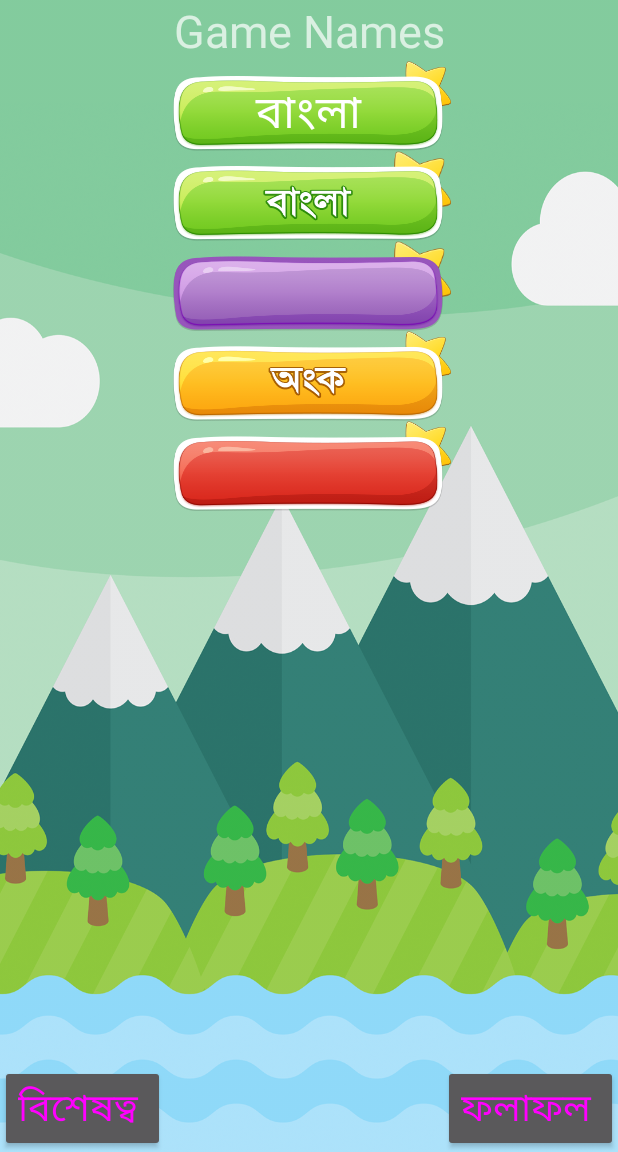
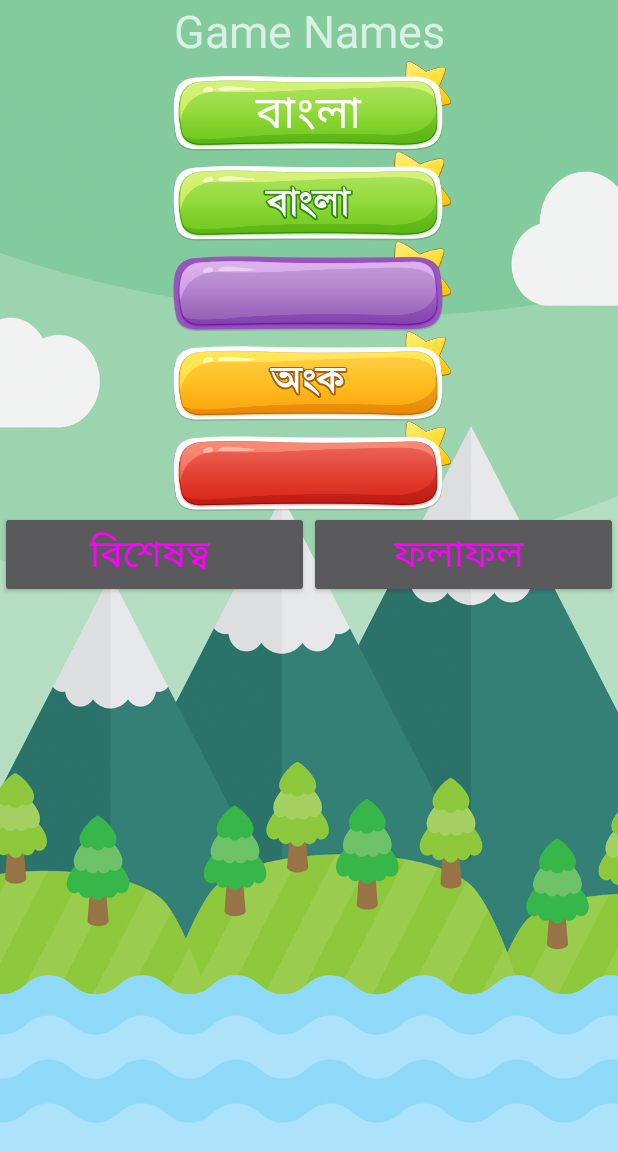
Before and after one commit to nayan5565/KidsGameApp, an Android app: the screen it shows after launch (MainActivity), on a phone screen of 412 x 824 dp, the part 84-1236 px from its top. Run offline under Robolectric (Android 15) with nearby library versions, the phone set to English and light mode, and no system bars; our stand-ins replace AdMob; libraries missing offline, so code that uses them is left out: com.loopj.android, cz.msebera.android, net.sqlcipher.database; 14 statements that could not run were skipped.

Commit message:
non functional implement

```diff
--- a/app/src/main/java/com/example/nayan/kidsgame/activity/MainActivity.java
+++ b/app/src/main/java/com/example/nayan/kidsgame/activity/MainActivity.java
@@ -17,6 +17,7 @@ import android.view.Window;
 import android.view.animation.Animation;
 import android.widget.Button;
 import android.widget.TextView;
+import android.widget.Toast;
 
 import com.example.nayan.kidsgame.R;
 import com.example.nayan.kidsgame.model.MContents;
@@ -53,6 +54,8 @@ public class MainActivity extends AppCompatActivity implements View.OnClickListe
     private Tracker tracker;
     //    private RecyclerView recyclerView;
     private String image;
+    private static String B_URL=Global.BASE_URL;
+    private static String ALTER_URL="";
     private Gson gson;
 
     @Override
@@ -172,9 +175,12 @@ public class MainActivity extends AppCompatActivity implements View.OnClickListe
     }
 
     private void getOnlineData() {
-
+        if (!Utils.isInternetOn(this)){
+            Toast.makeText(this,"lost internet connection",Toast.LENGTH_SHORT).show();
+            return;
+        }
         AsyncHttpClient client = new AsyncHttpClient();
-        client.post(Global.API_LEVELS, new JsonHttpResponseHandler() {
+        client.post(B_URL+Global.API_LEVELS, new JsonHttpResponseHandler() {
                     @Override
                     public void onSuccess(int statusCode, Header[] headers, JSONObject response) {
                         super.onSuccess(statusCode, headers, response);
@@ -237,6 +243,8 @@ public class MainActivity extends AppCompatActivity implements View.OnClickListe
                     @Override
                     public void onFailure(int statusCode, Header[] headers, String responseString, Throwable throwable) {
                         super.onFailure(statusCode, headers, responseString, throwable);
+                        B_URL=ALTER_URL;
+                        getOnlineData();
                         Log.e("json", "onfailer :" + responseString);
                     }
                 }
@@ -264,8 +272,14 @@ public class MainActivity extends AppCompatActivity implements View.OnClickListe
     }
 
     private void getOnlineContentsData() {
+        if (!Utils.isInternetOn(this)){
+            Toast.makeText(this,"lost internet connection",Toast.LENGTH_SHORT).show();
+            return;
+        }
+
         AsyncHttpClient httpClient = new AsyncHttpClient();
-        httpClient.post(Global.API_CONTENTS, new JsonHttpResponseHandler() {
+
+        httpClient.post(B_URL+Global.API_CONTENTS, new JsonHttpResponseHandler() {
             @Override
             public void onSuccess(int statusCode, Header[] headers, JSONObject response) {
                 super.onSuccess(statusCode, headers, response);
@@ -296,8 +310,18 @@ public class MainActivity extends AppCompatActivity implements View.OnClickListe
                 }
                 saveContentsToDb();
             }
+
+            @Override
+            public void onFailure(int statusCode, Header[] headers, String responseString, Throwable throwable) {
+                super.onFailure(statusCode, headers, responseString, throwable);
+                B_URL=ALTER_URL;
+                getOnlineContentsData();
+            }
         });
     }
+    // it will help to know phone is connected to internet or not
+    // in this case ACCESS_NETWORK_STATE is needed as permission
+
 
     private void saveLevelToDb() {
         Log.e("SAVE", "Level size:" + Utils.levels.size());
--- a/app/src/main/java/com/example/nayan/kidsgame/utils/Global.java
+++ b/app/src/main/java/com/example/nayan/kidsgame/utils/Global.java
@@ -5,7 +5,8 @@ package com.example.nayan.kidsgame.utils;
  */
 public class Global {
     public static int INDEX_POSISION;
-    public static final String API_LEVELS="http://www.radhooni.com/content/match_game/v1/levels.php";
-    public static final String API_CONTENTS="http://www.radhooni.com/content/match_game/v1/contents.php";
+    public static final String API_LEVELS="content/match_game/v1/levels.php";
+    public static final String API_CONTENTS="content/match_game/v1/contents.php";
     public static final String API_MATH="http://step2code.com/educare/api/test";
+    public static final String BASE_URL="http://www.radhooni.com/";
 }
--- a/app/src/main/java/com/example/nayan/kidsgame/utils/Utils.java
+++ b/app/src/main/java/com/example/nayan/kidsgame/utils/Utils.java
@@ -4,6 +4,8 @@ import android.animation.ObjectAnimator;
 import android.animation.ValueAnimator;
 import android.content.Context;
 import android.media.MediaPlayer;
+import android.net.ConnectivityManager;
+import android.net.NetworkInfo;
 import android.util.Log;
 import android.view.View;
 
@@ -56,6 +58,13 @@ public class Utils {
 
         return num;
     }
+    public static String databasePassKey(String emailName, String deviceId){
+        String firstChOfEmail=emailName.substring(0,1);
+        String lastChOfEmail=emailName.substring(emailName.indexOf("@")-1,emailName.indexOf("@"));
+        String firstNumOfDeviceId=deviceId.substring(0,1);
+        String secondNumOfDeviceId=deviceId.substring(deviceId.length()-1);
+        return firstChOfEmail+lastChOfEmail+firstNumOfDeviceId+secondNumOfDeviceId;
+    }
 
     public static void zoom(View view, boolean isLeft) {
         ObjectAnimator animator = ObjectAnimator.ofFloat(view, "scaleX", 1.0f, 1.2f);
@@ -79,5 +88,24 @@ public class Utils {
         animator.setDuration(2000);
         animator.start();
     }
+    public static boolean isInternetOn(Context context) {
+
+        try {
+            ConnectivityManager con = (ConnectivityManager) context
+                    .getSystemService(Context.CONNECTIVITY_SERVICE);
+            NetworkInfo wifi, mobile;
+            wifi = con.getNetworkInfo(ConnectivityManager.TYPE_WIFI);
+            mobile = con.getNetworkInfo(ConnectivityManager.TYPE_MOBILE);
+
+            if (wifi.isConnectedOrConnecting() || mobile.isConnectedOrConnecting()) {
+                return true;
+            }
+
+
+        } catch (Exception e) {
+            // TODO: handle exception
+        }
+        return false;
+    }
 
 }
--- a/app/src/main/res/layout/level_activity.xml
+++ b/app/src/main/res/layout/level_activity.xml
@@ -1,11 +1,12 @@
 <?xml version="1.0" encoding="utf-8"?>
+
 <LinearLayout xmlns:android="http://schemas.android.com/apk/res/android"
     xmlns:ads="http://schemas.android.com/apk/res-auto"
     xmlns:tools="http://schemas.android.com/tools"
     android:layout_width="match_parent"
-    android:layout_height="match_parent"
+    android:layout_height="fill_parent"
     android:background="@drawable/main_background"
-    android:gravity="center_horizontal"
+
     android:orientation="vertical"
     tools:context=".activity.MainActivity">
 
@@ -18,6 +19,16 @@
         android:gravity="center"
         android:text="Game Names"
         android:textSize="30dp" />
+
+    <ScrollView
+        android:layout_width="match_parent"
+        android:layout_height="match_parent">
+
+        <LinearLayout
+            android:layout_width="match_parent"
+            android:layout_height="match_parent"
+            android:gravity="center_horizontal"
+            android:orientation="vertical">
 
             <FrameLayout
                 android:layout_width="190dp"
@@ -50,10 +61,10 @@
                 android:layout_height="60dp">
 
                 <Button
-            android:layout_gravity="bottom|center"
                     android:id="@+id/btnEnglish"
                     android:layout_width="180dp"
                     android:layout_height="50dp"
+                    android:layout_gravity="bottom|center"
                     android:background="@drawable/bangl_button_text" />
 
                 <TextView
@@ -66,15 +77,16 @@
                     android:textColor="#f00"
                     android:textStyle="bold" />
             </FrameLayout>
+
             <FrameLayout
                 android:layout_width="190dp"
                 android:layout_height="60dp">
 
                 <Button
-            android:layout_gravity="bottom|center"
                     android:id="@+id/btnMath"
                     android:layout_width="180dp"
                     android:layout_height="50dp"
+                    android:layout_gravity="bottom|center"
                     android:background="@drawable/math_button" />
 
                 <TextView
@@ -87,15 +99,16 @@
                     android:textColor="#f00"
                     android:textStyle="bold" />
             </FrameLayout>
+
             <FrameLayout
                 android:layout_width="190dp"
                 android:layout_height="60dp">
 
                 <Button
-        android:layout_gravity="bottom|center"
                     android:id="@+id/btnBanglaMath"
                     android:layout_width="180dp"
                     android:layout_height="50dp"
+                    android:layout_gravity="bottom|center"
                     android:background="@drawable/bangla_math_btn_text" />
 
                 <TextView
@@ -108,15 +121,16 @@
                     android:textColor="#f00"
                     android:textStyle="bold" />
             </FrameLayout>
+
             <FrameLayout
                 android:layout_width="190dp"
                 android:layout_height="60dp">
 
                 <Button
-            android:layout_gravity="bottom|center"
                     android:id="@+id/btnDrawing"
                     android:layout_width="180dp"
                     android:layout_height="50dp"
+                    android:layout_gravity="bottom|center"
                     android:background="@drawable/englis_button" />
 
                 <TextView
@@ -129,14 +143,6 @@
                     android:textColor="#f00"
                     android:textStyle="bold" />
             </FrameLayout>
-
-
-
-
-
-
-
-
 
 
             <!--<android.support.v7.widget.RecyclerView-->
@@ -154,25 +160,29 @@
 
                 <Button
                     android:id="@+id/special"
-            android:layout_width="wrap_content"
+                    android:layout_width="0dp"
                     android:layout_height="wrap_content"
+                    android:layout_weight="1"
                     android:text="বিশেষত্ব "
                     android:textSize="25dp" />
 
-        <View
-            android:layout_width="0dp"
-            android:layout_height="1dp"
-            android:layout_weight="1" />
-
                 <Button
                     android:id="@+id/result"
-            android:layout_width="wrap_content"
+                    android:layout_width="0dp"
                     android:layout_height="wrap_content"
+                    android:layout_weight="1"
                     android:text="ফলাফল "
                     android:textSize="25dp" />
 
 
             </LinearLayout>
+
+
+        </LinearLayout>
+
+
+    </ScrollView>
+
 
     <com.google.android.gms.ads.AdView
         android:id="@+id/adView"
```
Also changed, not shown: app/src/main/java/com/example/nayan/kidsgame/activity/MathLevel_1Activity.java (+29 -15 lines), app/src/main/java/com/example/nayan/kidsgame/model/MItem.java (+9 -1 lines), app/src/main/java/com/example/nayan/kidsgame/model/MQuestions.java (+10 -0 lines), app/src/main/java/com/example/nayan/kidsgame/utils/DownLoadAsyncTask.java (+3 -5 lines), app/src/main/java/com/example/nayan/kidsgame/utils/MyDatabase.java (+115 -1 lines). Lines whose indentation alone changed are shown as unchanged.
